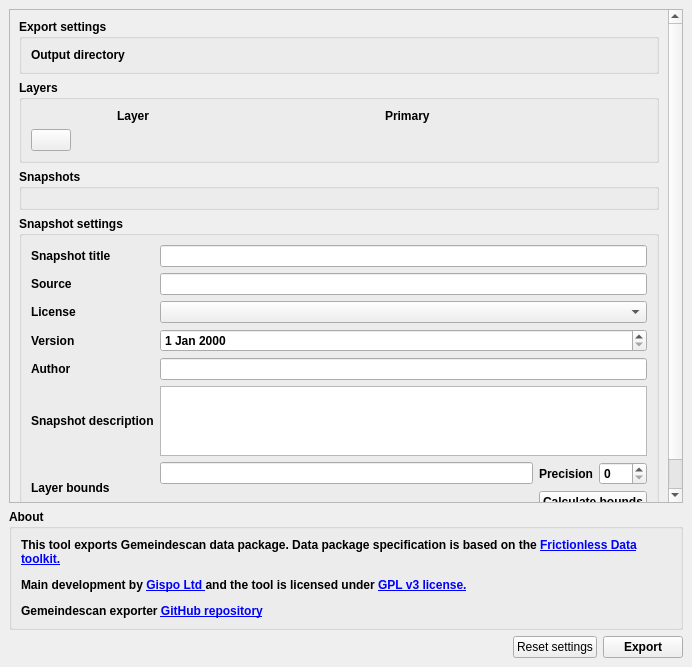
First picture: the form in GemeindescanExporter/resources/ui/main_dialog_dock.ui, repository cividi/spatial-data-package-export, before the edit.
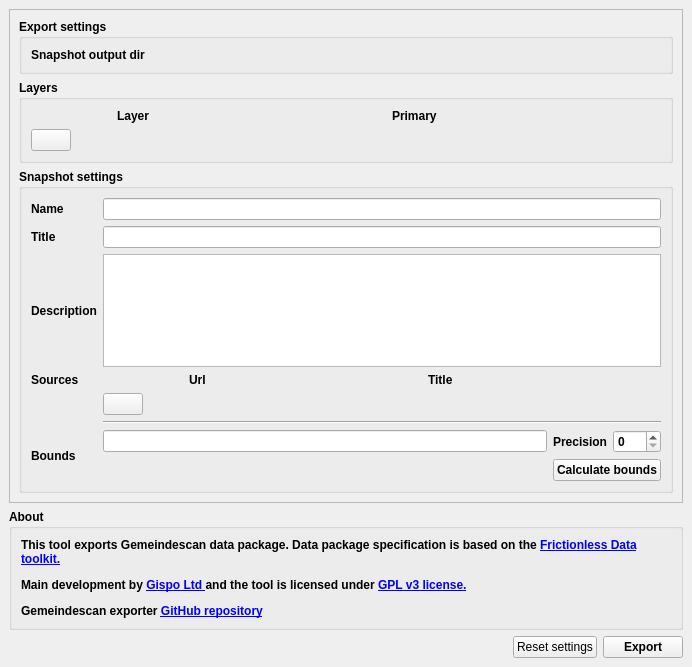
Second picture: the form after the edit. Custom widgets are drawn as their Qt base class.

Commit message: Add sources to UI and configure snapshot file using path and name

Patch:
```diff
--- a/GemeindescanExporter/resources/ui/main_dialog_dock.ui
+++ b/GemeindescanExporter/resources/ui/main_dialog_dock.ui
@@ -29,7 +29,7 @@
                            <x>0</x>
                            <y>0</y>
                            <width>658</width>
-                           <height>578</height>
+         <height>502</height>
                        </rect>
                    </property>
                    <layout class="QVBoxLayout" name="verticalLayout_10">
@@ -66,7 +66,7 @@
                                                </font>
                                            </property>
                                            <property name="text">
-                                               <string>Output directory</string>
+              <string>Snapshot output dir</string>
                                            </property>
                                        </widget>
                                    </item>
@@ -168,32 +168,6 @@
                                </layout>
                            </widget>
                        </item>
-                       <item>
-                           <widget class="QgsCollapsibleGroupBox" name="mGroupBox_5">
-                               <property name="enabled">
-                                   <bool>true</bool>
-                               </property>
-                               <property name="font">
-                                   <font>
-                                       <weight>75</weight>
-                                       <bold>true</bold>
-                                   </font>
-                               </property>
-                               <property name="title">
-                                   <string>Snapshots</string>
-                               </property>
-                               <property name="flat">
-                                   <bool>false</bool>
-                               </property>
-                               <property name="collapsed">
-                                   <bool>false</bool>
-                               </property>
-                               <property name="scrollOnExpand">
-                                   <bool>true</bool>
-                               </property>
-                               <layout class="QGridLayout" name="gridLayout_5"/>
-                           </widget>
-                       </item>
                        <item>
                            <widget class="QgsCollapsibleGroupBox" name="mGroupBox_2">
                                <property name="enabled">
@@ -218,60 +192,100 @@
                                    <bool>true</bool>
                                </property>
                                <layout class="QGridLayout" name="gridLayout">
-                                   <item row="6" column="0">
-                                       <widget class="QLabel" name="label_15">
-                                           <property name="text">
-                                               <string>Layer bounds</string>
-                                           </property>
-                                       </widget>
-                                   </item>
                                    <item row="3" column="1">
-                                       <widget class="QDateEdit" name="versionInput"/>
+            <layout class="QGridLayout" name="source_grid" columnminimumwidth="0,150,0">
+             <item row="0" column="1">
+              <widget class="QLabel" name="label_3">
+               <property name="text">
+                <string>Url</string>
+               </property>
+              </widget>
+             </item>
+             <item row="0" column="0">
+              <widget class="QLabel" name="label_7">
+               <property name="maximumSize">
+                <size>
+                 <width>80</width>
+                 <height>16777215</height>
+                </size>
+               </property>
+               <property name="text">
+                <string/>
+               </property>
+              </widget>
+             </item>
+             <item row="0" column="2">
+              <widget class="QLabel" name="label_8">
+               <property name="text">
+                <string>Title</string>
+               </property>
+              </widget>
+             </item>
+            </layout>
                                    </item>
                                    <item row="3" column="0">
-                                       <widget class="QLabel" name="label_18">
-                                           <property name="text">
-                                               <string>Version</string>
-                                           </property>
-                                       </widget>
-                                   </item>
-                                   <item row="0" column="1">
-                                       <widget class="QLineEdit" name="input_title"/>
-                                   </item>
-                                   <item row="4" column="0">
-                                       <widget class="QLabel" name="label_13">
+            <widget class="QLabel" name="label_21">
+             <property name="font">
+              <font>
+               <weight>75</weight>
+               <bold>true</bold>
+              </font>
+             </property>
                                            <property name="text">
-                                               <string>Author</string>
+              <string>Sources</string>
                                            </property>
                                        </widget>
                                    </item>
-                                   <item row="1" column="0">
-                                       <widget class="QLabel" name="label_19">
+           <item row="6" column="0">
+            <widget class="QLabel" name="label_15">
                                            <property name="text">
-                                               <string>Source</string>
+              <string>Bounds</string>
                                            </property>
                                        </widget>
                                    </item>
-                                   <item row="4" column="1">
-                                       <widget class="QLineEdit" name="authorInput"/>
-                                   </item>
                                    <item row="2" column="1">
-                                       <widget class="QComboBox" name="licenseInput"/>
-                                   </item>
-                                   <item row="2" column="0">
-                                       <widget class="QLabel" name="label_17">
-                                           <property name="text">
-                                               <string>License</string>
-                                           </property>
-                                       </widget>
+            <widget class="QTextEdit" name="input_description"/>
                                    </item>
                                    <item row="0" column="0">
-                                       <widget class="QLabel" name="label_16">
+            <widget class="QLabel" name="label_20">
+             <property name="font">
+              <font>
+               <weight>75</weight>
+               <bold>true</bold>
+              </font>
+             </property>
                                            <property name="text">
-                                               <string>Snapshot title</string>
+              <string>Name</string>
                                            </property>
                                        </widget>
                                    </item>
+           <item row="4" column="1">
+            <layout class="QHBoxLayout" name="horizontalLayout_6">
+             <item>
+              <widget class="QPushButton" name="btn_add_source_row">
+               <property name="toolTip">
+                <string>Add row</string>
+               </property>
+               <property name="text">
+                <string/>
+               </property>
+              </widget>
+             </item>
+             <item>
+              <spacer name="horizontalSpacer_5">
+               <property name="orientation">
+                <enum>Qt::Horizontal</enum>
+               </property>
+               <property name="sizeHint" stdset="0">
+                <size>
+                 <width>40</width>
+                 <height>20</height>
+                </size>
+               </property>
+              </spacer>
+             </item>
+            </layout>
+           </item>
                                    <item row="6" column="1">
                                        <layout class="QGridLayout" name="gridLayout_2">
                                            <item row="1" column="1" colspan="2">
@@ -296,19 +310,33 @@
                                            </item>
                                        </layout>
                                    </item>
-                                   <item row="1" column="1">
-                                       <widget class="QLineEdit" name="sourceInput"/>
+           <item row="1" column="0">
+            <widget class="QLabel" name="label_16">
+             <property name="text">
+              <string>Title</string>
+             </property>
+            </widget>
                                    </item>
                                    <item row="5" column="1">
-                                       <widget class="QTextEdit" name="input_description"/>
-                                   </item>
-                                   <item row="5" column="0">
+            <widget class="Line" name="line">
+             <property name="orientation">
+              <enum>Qt::Horizontal</enum>
+             </property>
+            </widget>
+           </item>
+           <item row="2" column="0">
                                        <widget class="QLabel" name="label_14">
                                            <property name="text">
-                                               <string>Snapshot description</string>
+              <string>Description</string>
                                            </property>
                                        </widget>
                                    </item>
+           <item row="0" column="1">
+            <widget class="QLineEdit" name="input_name"/>
+           </item>
+           <item row="1" column="1">
+            <widget class="QLineEdit" name="input_title"/>
+           </item>
                                </layout>
          </widget>
         </item>
```
Left out of the diff: 2 changed lines with no effect on the pictures. Lines whose indentation alone changed are shown as unchanged. The commit also changes 2 other files.
